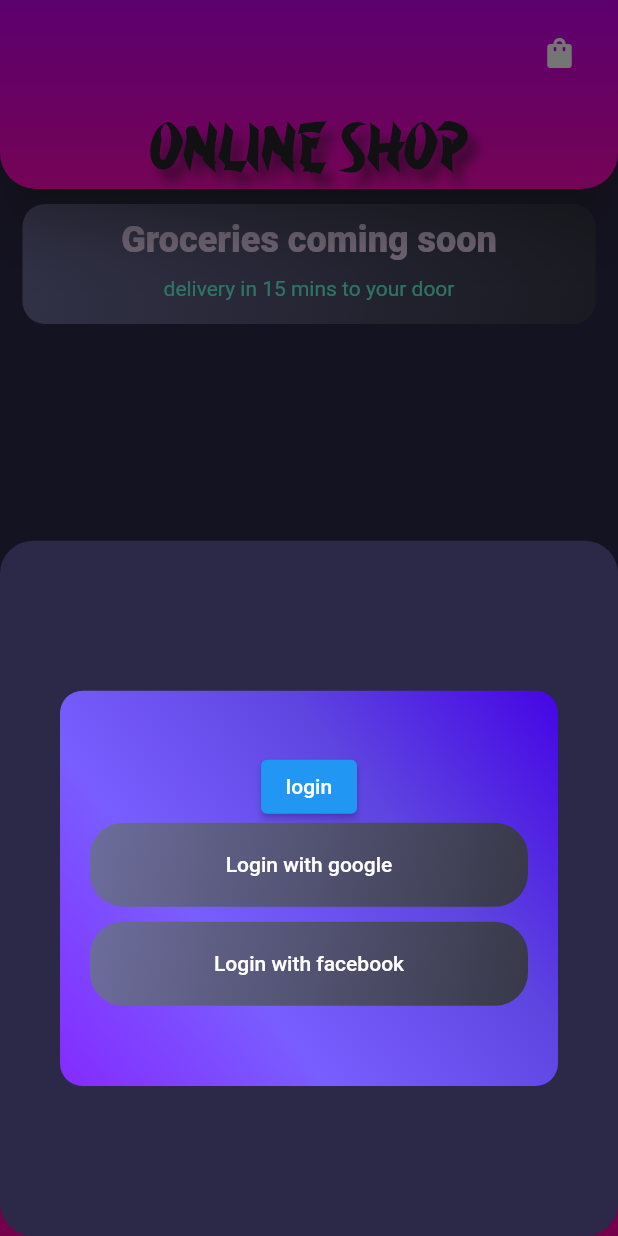
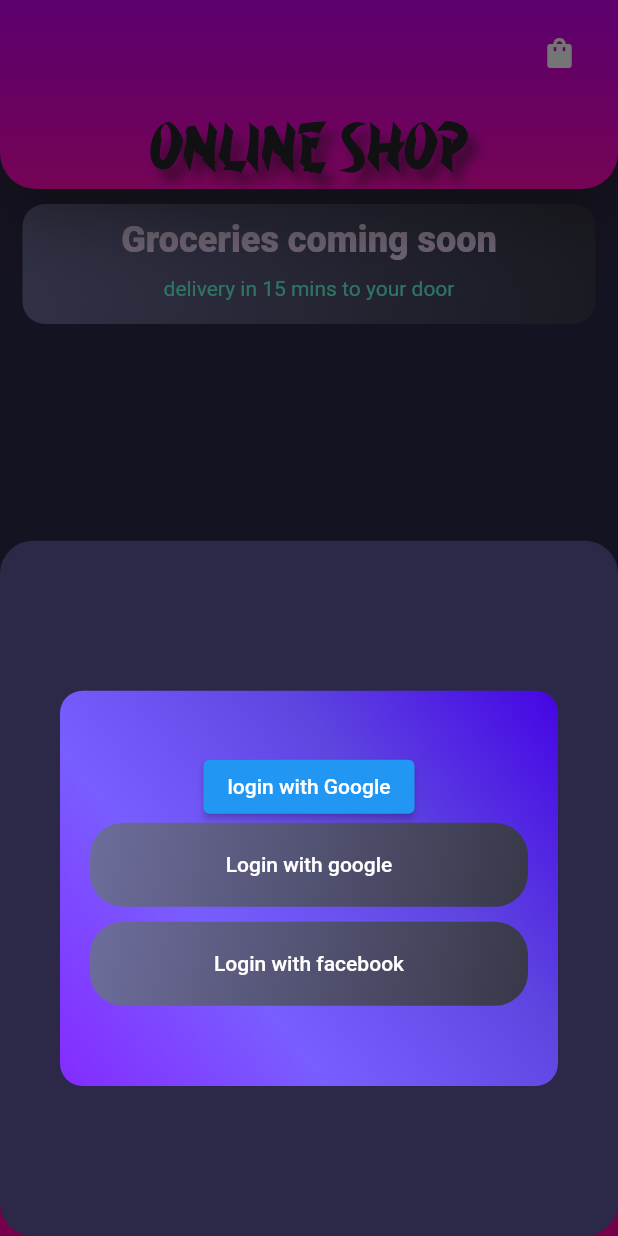
Before and after one commit to iNeedHelpX/customersmartapp, a Flutter app: the screen it shows after launch, item 3 of the bottom bar chosen, after a tap on the "shopping bag" icon, on a phone screen of 412 x 824 dp. Run offline on Flutter 3.47's test engine with Material 2 defaults, Android fonts, the phone set to English and light mode, and no system bars; drawn by our look-alikes of curved_navigation_bar; our stand-ins replace flutter_boxicons, font_awesome_flutter; network calls fail.

Commit message:
not used

```diff
--- a/lib/Views/bar_related/appbar.dart
+++ b/lib/Views/bar_related/appbar.dart
@@ -103,7 +103,9 @@ Future<dynamic> bottomSheet(BuildContext context) {
               // PasswordText(passwordQue: 'enter password'),
               SizedBox(height: 10),
               ElevatedButton(
-                  style: ButtonStyle(), onPressed: () {}, child: Text('login')),
+                  style: ButtonStyle(),
+                  onPressed: () {},
+                  child: Text('login with Google')),
               LoginButtonContainer(loginButton: 'Login with google'),
               SizedBox(height: 10),
               LoginButtonContainer(loginButton: 'Login with facebook')
--- a/lib/Views/login/emailtext.dart
+++ b/lib/Views/login/emailtext.dart
@@ -1,7 +1,7 @@
 import 'package:customersmartapp/colors/colors.dart';
 import 'package:flutter/material.dart';
 
-//handle email
+//handle email. not in use
 class EmailText extends StatefulWidget {
   final String emailQue;
   const EmailText({
--- a/lib/Views/login/passwordtext.dart
+++ b/lib/Views/login/passwordtext.dart
@@ -1,7 +1,7 @@
 import 'package:customersmartapp/colors/colors.dart';
 import 'package:flutter/material.dart';
 
-//handle password
+//handle password. not in use
 class PasswordText extends StatefulWidget {
   final String passwordQue;
 
```
